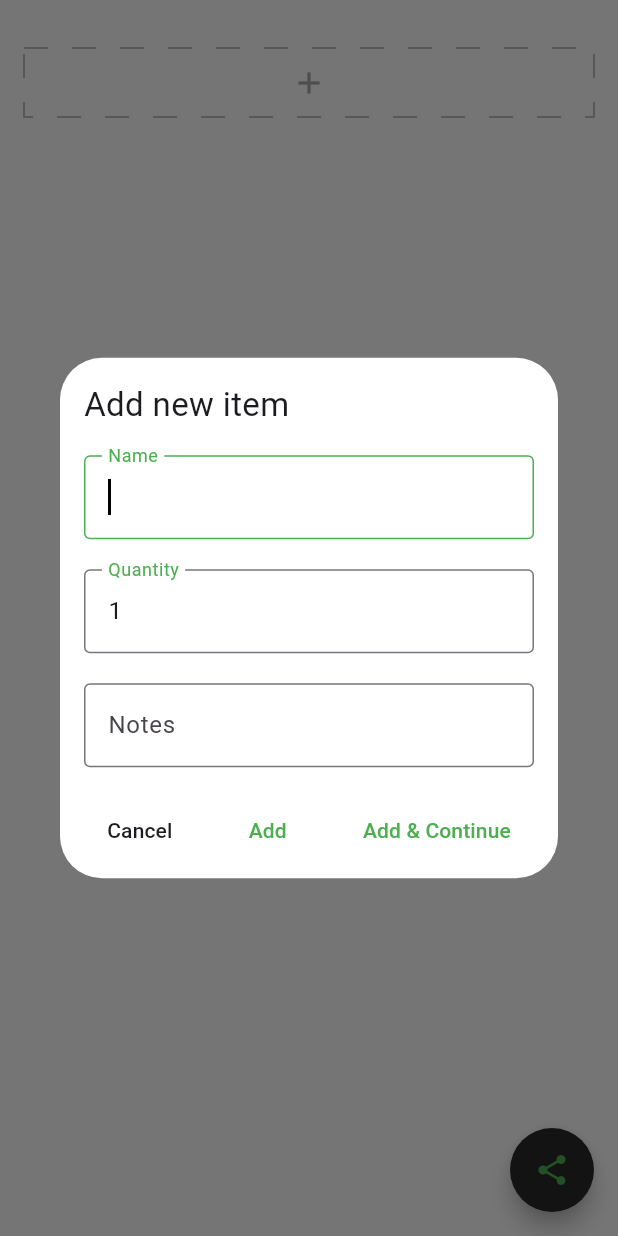
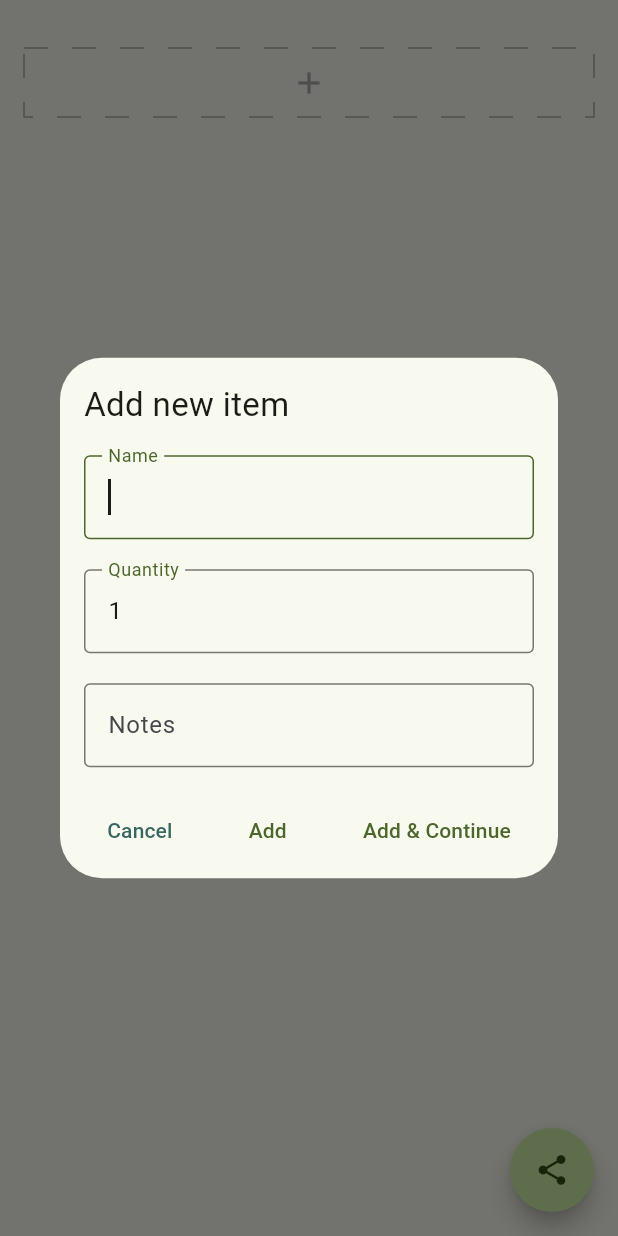
Before and after one commit to NathanRJohnson/live-frontend, a Flutter app: the GroceryView screen opened directly, after a tap on the "add" icon, on a phone screen of 412 x 824 dp. Run offline on Flutter 3.47's test engine with Material 3 defaults, Android fonts, the phone set to English and light mode, and no system bars; drawn by our look-alikes of dotted_border; our stand-ins replace flutter_riverpod, flutter_slidable, flutter_speed_dial, go_router; missing offline and left inert: dart:ffi; network calls fail.

Commit message:
Introduces new theme. Updates core compomenets to use new theme.

```diff
--- a/lib/wtfridge/components/common/form_utils.dart
+++ b/lib/wtfridge/components/common/form_utils.dart
@@ -4,19 +4,19 @@ import 'package:intl/intl.dart';
 class FormUtils {
 
   // Method to build a TextFormField
-  static TextFormField textField({ required String labelText, required TextEditingController controller, required String? Function(String? value) validator, IconButton? suffixIcon, TextInputType? keyboardType}) {
+  static TextFormField textField({ required BuildContext context, required String labelText, required TextEditingController controller, required String? Function(String? value) validator, IconButton? suffixIcon, TextInputType? keyboardType}) {
     // controllers.add(controller);
     return TextFormField(
       controller: controller,
       validator: validator,
       keyboardType: keyboardType,
-      cursorColor: Colors.black,
+      cursorColor: Theme.of(context).colorScheme.onSurface,
       autofocus: true,
 
       // Input text
-      style: const TextStyle(
-          color: Color(0xFF1D1B20),
-          decorationColor: Colors.black
+      style: TextStyle(
+          color: Theme.of(context).colorScheme.onSurface,
+          decorationColor: Theme.of(context).colorScheme.onSurface
       ),
 
       // Label text pre-focus
@@ -28,17 +28,17 @@ class FormUtils {
         ),
 
         // Label text post-focus
-        floatingLabelStyle: const TextStyle(
-            color: Colors.green
+        floatingLabelStyle: TextStyle(
+            color: Theme.of(context).colorScheme.primary
         ),
 
         border: OutlineInputBorder(
           borderRadius: BorderRadius.circular(4),
         ),
 
-        focusedBorder: const OutlineInputBorder(
+        focusedBorder: OutlineInputBorder(
           borderSide: BorderSide(
-            color: Colors.green,
+            color: Theme.of(context).colorScheme.primary,
           ),
         ),
       ),
@@ -52,6 +52,7 @@ class FormUtils {
         },
         child: AbsorbPointer(
             child: textField(
+                context: context,
                 labelText: labelText,
                 controller: controller,
                 validator: validator,
@@ -73,12 +74,9 @@ class FormUtils {
         lastDate: DateTime(2100),
         builder: (BuildContext context, Widget? child) {
           return Theme(
-              data: Theme.of(context).copyWith(
-                  colorScheme: const ColorScheme.light(
-                      primary: Colors.green
-                  )
-              ),
-              child: child!);
+              data: Theme.of(context),
+              child: child!
+          );
         }
     );
     if (picked != null && picked != dateAdded) {
@@ -94,6 +92,7 @@ class FormUtils {
       child: Text(
         text,
         style: TextStyle(
+            color: Theme.of(context).colorScheme.onSurface,
             fontSize: Theme.of(context).textTheme.titleLarge!.fontSize
         ),
       ),
@@ -132,14 +131,14 @@ class FormUtils {
         },
         child: Text(
             label,
-            style: const TextStyle(
-                color: Colors.green
+            style: TextStyle(
+                color: Theme.of(context).colorScheme.primary
             ))
     );
   }
 
 
-  static TextButton actionAndRepeatButton(GlobalKey<FormState> formKey, String label, VoidCallback action) {
+  static TextButton actionAndRepeatButton(BuildContext context, GlobalKey<FormState> formKey, String label, VoidCallback action) {
     return TextButton(
         onPressed: () {
           final formState = formKey.currentState;
@@ -150,8 +149,8 @@ class FormUtils {
         },
         child: Text(
             label,
-            style: const TextStyle(
-                color: Colors.green
+            style: TextStyle(
+                color: Theme.of(context).colorScheme.primary
             )
         )
     );
@@ -163,9 +162,9 @@ class FormUtils {
         onPressed: () {
           Navigator.pop(context);
         },
-        child: const Text(
+        child: Text(
             "Cancel",
-            style: TextStyle(color: Color(0xFF1D1B20))
+            style: TextStyle(color: Theme.of(context).colorScheme.tertiary)
         )
     );
   }
--- a/lib/wtfridge/components/grocery_add_button.dart
+++ b/lib/wtfridge/components/grocery_add_button.dart
@@ -4,7 +4,6 @@ import 'package:flutter/cupertino.dart';
 import 'package:flutter/material.dart';
 import 'package:flutter_riverpod/flutter_riverpod.dart';
 
-import '../provider/grocery_provider.dart';
 import '../components/grocery_add_form.dart';
 
 class GroceryAddButton extends ConsumerWidget {
@@ -13,9 +12,9 @@ class GroceryAddButton extends ConsumerWidget {
   Future<void> openGroceryAddForm(BuildContext context) async {
     return await showDialog<void>(
       context: context,
-      builder: (context) =>  const Dialog(
-        backgroundColor: Color(0xFFFFFFFF),
-        child: GroceryAddForm()
+      builder: (context) =>  Dialog(
+        backgroundColor: Theme.of(context).colorScheme.surface,
+        child: const GroceryAddForm()
       ),
     );
   }
--- a/lib/wtfridge/components/grocery_add_form.dart
+++ b/lib/wtfridge/components/grocery_add_form.dart
@@ -49,19 +49,19 @@ class _GroceryAddFormState extends ConsumerState<GroceryAddForm> {
       formKey: formKey,
       title: "Add new item",
       fields: [
-        FormUtils.textField(labelText: "Name", controller: nameController, validator: FormUtils.requiredFieldValidator),
-        FormUtils.textField(labelText: "Quantity", controller: quantityController, validator: (value) {
+        FormUtils.textField(context: context, labelText: "Name", controller: nameController, validator: FormUtils.requiredFieldValidator),
+        FormUtils.textField(context: context, labelText: "Quantity", controller: quantityController, validator: (value) {
           String? r =  FormUtils.requiredFieldValidator(value);
           if (r != null) return null;
           String? i =  FormUtils.integerFieldValidator(value);
           return i;
         }, keyboardType: TextInputType.number),
-        FormUtils.textField(labelText: "Notes", controller: notesController, validator: (string){ return null; }),
+        FormUtils.textField(context: context, labelText: "Notes", controller: notesController, validator: (string){ return null; }),
       ],
       actionButtons: [
         FormUtils.cancelActionButton(context),
         FormUtils.actionButton(context, formKey, "Add", _action),
-        FormUtils.actionAndRepeatButton(formKey, "Add & Continue", _action)
+        FormUtils.actionAndRepeatButton(context, formKey, "Add & Continue", _action)
       ],
     );
   }
--- a/lib/wtfridge/components/grocery_update_form.dart
+++ b/lib/wtfridge/components/grocery_update_form.dart
@@ -70,14 +70,14 @@ class _GroceryUpdateFormState extends ConsumerState<GroceryUpdateForm> {
       formKey: formKey,
       title: "Update item",
       fields: [
-        FormUtils.textField(labelText: "Name", controller: nameController, validator: FormUtils.requiredFieldValidator),
-        FormUtils.textField(labelText: "Quantity", controller: quantityController, validator: (value) {
+        FormUtils.textField(context: context, labelText: "Name", controller: nameController, validator: FormUtils.requiredFieldValidator),
+        FormUtils.textField(context: context, labelText: "Quantity", controller: quantityController, validator: (value) {
           String? r =  FormUtils.requiredFieldValidator(value);
           if (r != null) return null;
           String? i =  FormUtils.integerFieldValidator(value);
           return i;
         }, keyboardType: TextInputType.number),
-        FormUtils.textField(labelText: "Notes", controller: notesController, validator: (string){ return null; }),
+        FormUtils.textField(context: context, labelText: "Notes", controller: notesController, validator: (string){ return null; }),
       ],
       actionButtons: [
         FormUtils.cancelActionButton(context),
--- a/lib/wtfridge/view/grocery_view.dart
+++ b/lib/wtfridge/view/grocery_view.dart
@@ -22,7 +22,7 @@ class _GroceryViewState extends ConsumerState<GroceryView> {
   Widget build(BuildContext context) {
     final groceryItems = ref.watch(groceryCardNotifierProvider);
     return Scaffold(
-      backgroundColor: const Color(0xFFFFFFFF), // 141414
+      backgroundColor: Theme.of(context).colorScheme.surface, // 141414
       body: Stack(
         children: <Widget> [
           SingleChildScrollView(
@@ -58,7 +58,7 @@ class _GroceryViewState extends ConsumerState<GroceryView> {
               ],
             ),
           ),
-          _displayAddToFridgeButton(ref),
+          _displayAddToFridgeButton(context, ref),
         ]),
       floatingActionButton: _displayShareFAB(context, ref),
       );
@@ -79,7 +79,7 @@ Widget _proxyDecorator(Widget child, int index, Animation<double> animation) {
   );
 }
 
-Widget _displayAddToFridgeButton(WidgetRef ref) {
+Widget _displayAddToFridgeButton(BuildContext context, WidgetRef ref) {
   return Visibility(
     visible: ref.watch(groceryCardNotifierProvider.notifier).countActive() > 0,
     child: Align(
@@ -93,13 +93,11 @@ Widget _displayAddToFridgeButton(WidgetRef ref) {
             onPressed: () async {
               await ref.read(groceryCardNotifierProvider.notifier).sendActiveToFridge(IOClient(), ref);
             },
-            style: ButtonStyle(
-                backgroundColor: MaterialStateProperty.all<Color>(Colors.green),
-                foregroundColor: MaterialStateProperty.all<Color>(Colors.white),
-                shape: MaterialStateProperty.all<RoundedRectangleBorder>(
-                    RoundedRectangleBorder(
-                      borderRadius: BorderRadius.circular(4),
-                    )
+            style: ElevatedButton.styleFrom(
+                backgroundColor: Theme.of(context).colorScheme.primary,
+                foregroundColor: Theme.of(context).colorScheme.onPrimary,
+                shape: RoundedRectangleBorder(
+                  borderRadius: BorderRadius.circular(4),
                 )
             ),
             child: Text(
@@ -114,12 +112,12 @@ Widget _displayAddToFridgeButton(WidgetRef ref) {
 
 Widget _displayShareFAB(BuildContext context, WidgetRef ref) {
   return FloatingActionButton(
-    backgroundColor: const Color(0xFF292929),
+    backgroundColor: Theme.of(context).colorScheme.primaryContainer,
     shape: const CircleBorder(),
     onPressed: () async {
-      String message_text = ref.read(groceryCardNotifierProvider.notifier)
+      String messageText = ref.read(groceryCardNotifierProvider.notifier)
           .getShareGroceryText();
-      await Clipboard.setData(ClipboardData(text: message_text));
+      await Clipboard.setData(ClipboardData(text: messageText));
       if (context.mounted) {
         ScaffoldMessenger.of(context).showSnackBar(
           const SnackBar(
@@ -127,8 +125,8 @@ Widget _displayShareFAB(BuildContext context, WidgetRef ref) {
         );
       }
     },
-    child: const Icon(Icons.share,
-      color: Colors.green,
+    child: Icon(Icons.share,
+      color: Theme.of(context).colorScheme.onPrimaryContainer,
     ),
   );
 }
```
Also changed, not shown: lib/main.dart (+12 -88 lines), lib/wtfridge/components/fridge_add_form.dart (+4 -4 lines), lib/wtfridge/components/fridge_item_card.dart (+30 -35 lines), lib/wtfridge/components/fridge_speed_dial.dart (+6 -6 lines), lib/wtfridge/components/fridge_update_form.dart (+4 -4 lines), lib/wtfridge/components/grocery_item_card.dart (+12 -21 lines), lib/wtfridge/view/fridge_view.dart (+13 -10 lines), lib/wtfridge/wtfridge.dart (+6 -6 lines), pubspec.lock.
